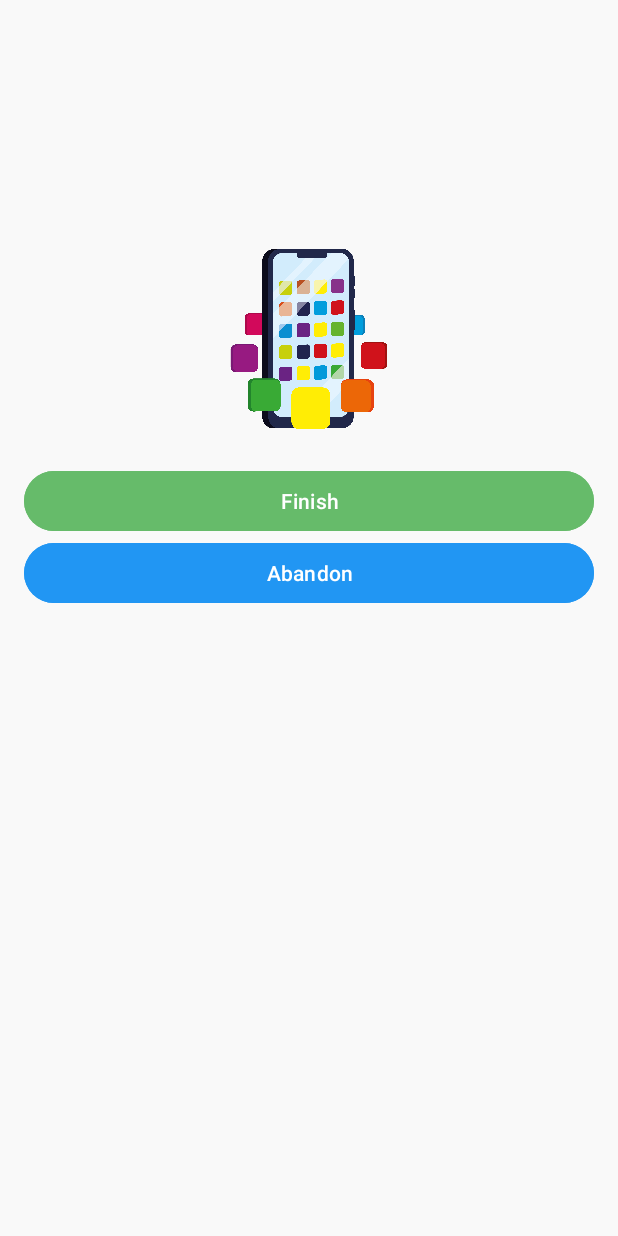
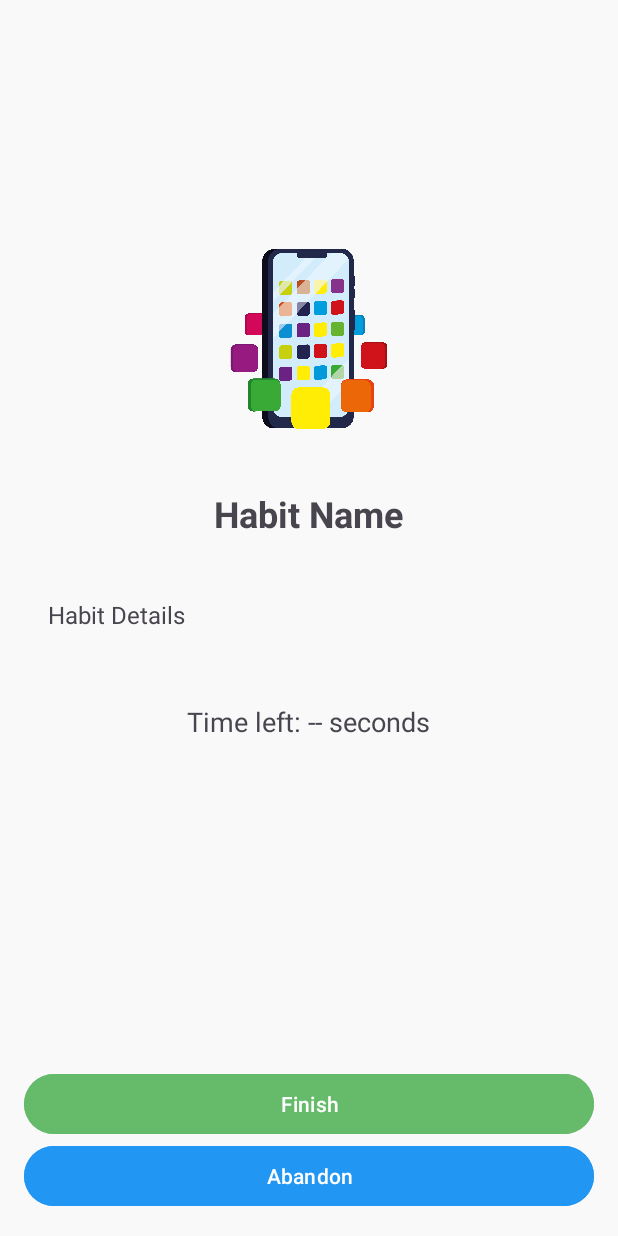
Before and after one commit to chisroxana31/HabitBurtsApp, an Android app: the layout activity_current.xml on its own in the app's theme, with its tools: preview values and no code run, on a phone screen of 412 x 824 dp. Run offline under Robolectric (Android 15) with nearby library versions, the light colour scheme and no system bars.

Commit message:
Habits progress - timer done

```diff
--- a/app/src/main/java/com/example/habitburtsapp/ui/habits/HabitsFragment.java
+++ b/app/src/main/java/com/example/habitburtsapp/ui/habits/HabitsFragment.java
@@ -14,12 +14,10 @@ import androidx.lifecycle.ViewModelProvider;
 import androidx.recyclerview.widget.LinearLayoutManager;
 import androidx.recyclerview.widget.RecyclerView;
 
-import com.example.habitburtsapp.MainActivity;
 import com.example.habitburtsapp.R;
 import com.example.habitburtsapp.databinding.FragmentHabitsBinding;
 import com.google.firebase.firestore.DocumentSnapshot;
 import com.google.firebase.firestore.FirebaseFirestore;
-import com.google.firebase.firestore.QueryDocumentSnapshot;
 
 import java.util.ArrayList;
 import java.util.List;
--- a/app/src/main/java/com/example/habitburtsapp/ui/settings/SettingsFragment.java
+++ b/app/src/main/java/com/example/habitburtsapp/ui/settings/SettingsFragment.java
@@ -89,7 +89,7 @@ public class SettingsFragment extends Fragment {
 
     private void logoutUser() {
         // Sign out from Firebase Authentication
-        Toast.makeText(getContext(), "Logged out" , Toast.LENGTH_SHORT).show();
+        Toast.makeText(getContext(), "Logged Out" , Toast.LENGTH_SHORT).show();
         FirebaseAuth.getInstance().signOut();
 
 
--- a/app/src/main/res/layout/activity_current.xml
+++ b/app/src/main/res/layout/activity_current.xml
@@ -19,6 +19,57 @@
         android:layout_marginBottom="24dp"
         android:layout_marginTop="150dp"/>
 
+    <!-- Spacer View (Blank Line) -->
+    <View
+        android:layout_width="match_parent"
+        android:layout_height="16dp" />
+
+    <!-- Name -->
+    <TextView
+        android:id="@+id/habitNameTextView"
+        android:layout_width="wrap_content"
+        android:layout_height="wrap_content"
+        android:textSize="24sp"
+        android:textStyle="bold"
+        android:layout_gravity="center"
+        android:text="@string/habit_name" />
+
+    <!-- Spacer View (Blank Line) -->
+    <View
+        android:layout_width="match_parent"
+        android:layout_height="16dp" />
+
+    <!-- Details -->
+    <TextView
+        android:id="@+id/habitDescriptionTextView"
+        android:layout_width="wrap_content"
+        android:layout_height="wrap_content"
+        android:layout_marginTop="8dp"
+        android:textSize="16sp"
+        android:padding="16dp"
+        android:text="@string/habit_details" />
+
+    <!-- Spacer View (Blank Line) -->
+    <View
+        android:layout_width="match_parent"
+        android:layout_height="16dp" />
+
+    <!-- Timer -->
+    <TextView
+        android:id="@+id/timerTextView"
+        android:layout_width="wrap_content"
+        android:layout_height="wrap_content"
+        android:layout_marginTop="16dp"
+        android:textSize="18sp"
+        android:layout_gravity="center"
+        android:text="@string/time_left_seconds" />
+
+    <!-- Empty space to push the button to the bottom -->
+    <View
+        android:layout_width="wrap_content"
+        android:layout_height="0dp"
+        android:layout_weight="1" />
+
     <!-- Finish Button -->
     <Button
         android:id="@+id/finishButton"
--- a/app/src/main/res/values/strings.xml
+++ b/app/src/main/res/values/strings.xml
@@ -81,4 +81,5 @@
     <string name="close">Close</string>
     <string name="finish">Finish</string>
     <string name="abandon">Abandon</string>
+    <string name="time_left_seconds">Time left: -- seconds</string>
 </resources>
```
Also changed, not shown: app/src/main/java/com/example/habitburtsapp/CurrentActivity.java (+75 -1 lines), app/src/main/java/com/example/habitburtsapp/ui/habits/HabitsAdapter.java (+37 -28 lines).
